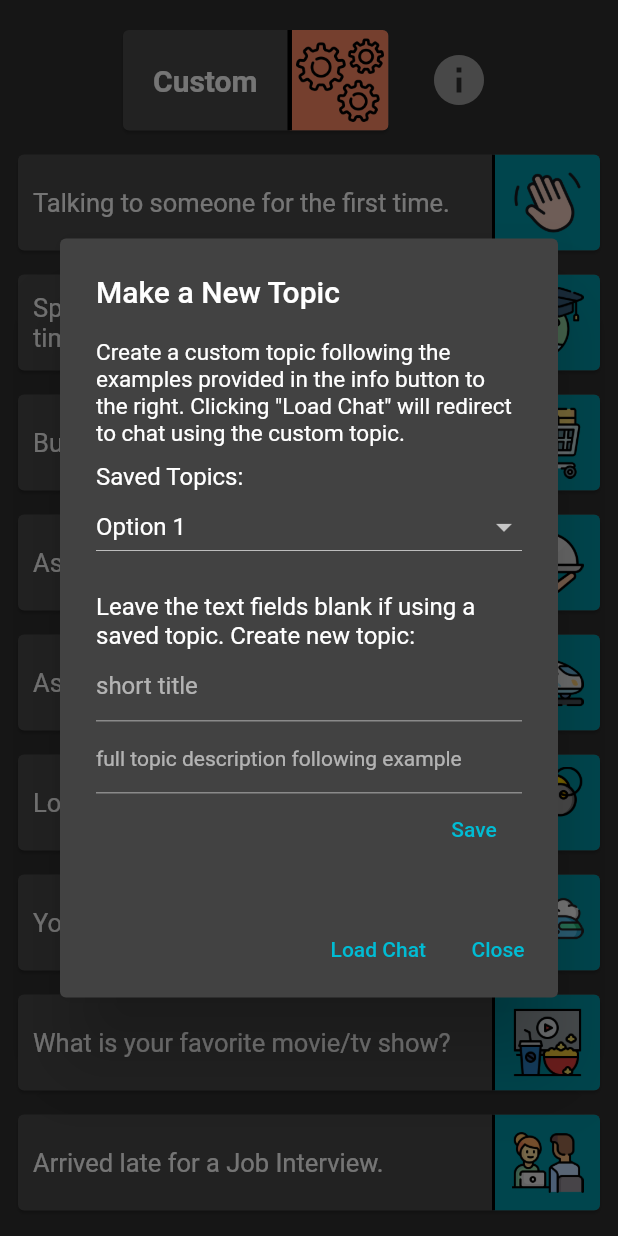
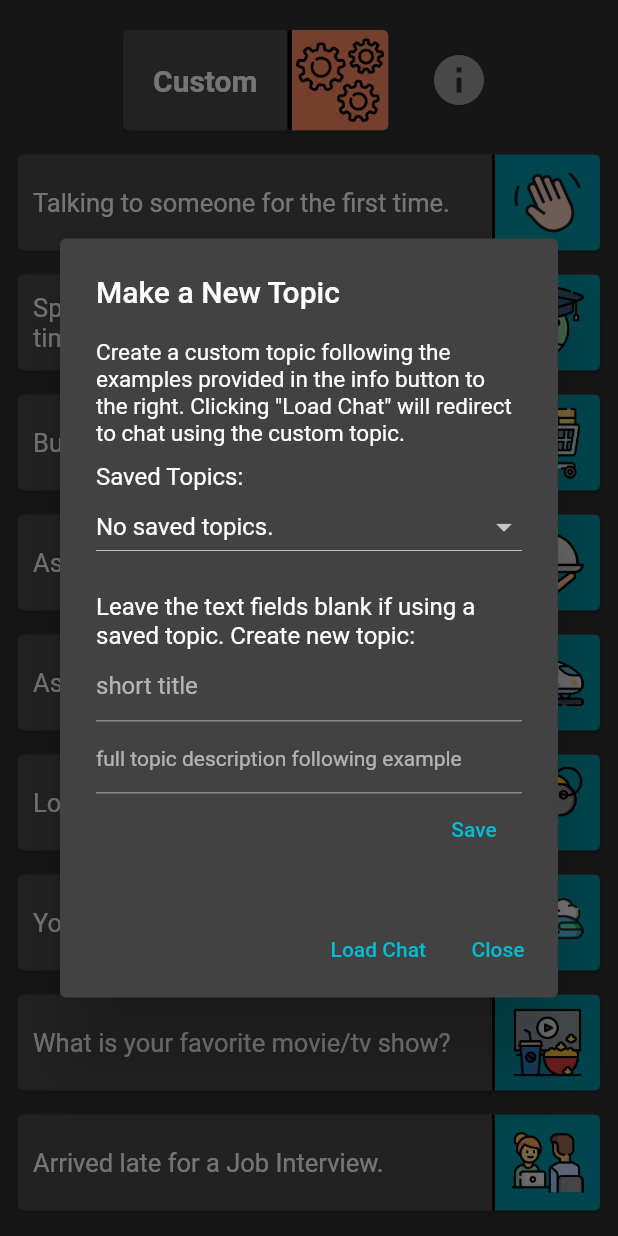
Before and after one commit to JiosHub/KaiwaAI, a Flutter app: the MenuPage widget shown alone on an empty page, opened directly, after a tap on "Custom", on a phone screen of 412 x 824 dp. Run offline on Flutter 3.47's test engine with Material 2 defaults, Android fonts, the phone set to English and light mode, and no system bars; our stand-ins replace cloud_firestore, cloud_functions, device_info, firebase_auth, firebase_core, flutter_chat_ui and 6 more; missing offline and left inert: flutter_inapp_purchase; accounts and stored records are empty; Roboto replaces fonts that are missing (Poppins).

Commit message:
custom topic load method

```diff
--- a/lib/pages/menu.dart
+++ b/lib/pages/menu.dart
@@ -18,13 +18,44 @@ class MenuPage extends StatefulWidget {
 
 class _MenuPageState extends State<MenuPage> {
   late List<Map<String, String>> topics = [];
-  String selectedTopic = 'Option 1';
+  List<String> savedTopicNames = [];
+  String selectedCustomTopic = 'No saved topics.';
+  List<String> savedTopicTitles = [];
+  List<String> savedTopicDesc = [];
   late String selectedLanguage;
 
   @override
   void initState() {
     super.initState();
+    _loadCustomTopics();
     topics = getTopics();
+  }
+
+  _loadCustomTopics() async {
+    SharedPreferences prefs = await SharedPreferences.getInstance();
+    List<String> fullTopics = prefs.getStringList('savedTopics') ?? ["No saved topics."];
+    if (fullTopics[0] != "No saved topics.") {
+      for (String topic in fullTopics) {
+        List<String> parts = topic.split('|||');
+        if (parts.length == 3) {  // Ensure there are exactly 3 parts
+          savedTopicNames.add(parts[0]);
+          savedTopicTitles.add(parts[1]);
+          savedTopicDesc.add(parts[2]);
+        }
+      }
+      selectedCustomTopic = savedTopicNames[0];
+    } else {
+      savedTopicNames = [fullTopics[0]];
+    }
+    print("selectedCustomTopic"+selectedCustomTopic);
+    print("savedTopicNames"+savedTopicNames[0]);
+  }
+
+  void _saveTopic(String topic) async {
+    SharedPreferences prefs = await SharedPreferences.getInstance();
+    List<String> existingList = prefs.getStringList('savedTopics') ?? [];
+    existingList.add(topic);
+    prefs.setStringList('savedTopics', existingList);
   }
 
   void _selectTopic(int index) async {
@@ -80,12 +111,12 @@ class _MenuPageState extends State<MenuPage> {
                               alignment: Alignment.centerRight,
                               child: DropdownButton<String>(
                                 isExpanded: true,
-                                value: selectedTopic,
+                                value: selectedCustomTopic,
                                 onChanged: (String? selection) {
                                   // Update the state accordingly
-                                  selectedTopic = selection!;
+                                  selectedCustomTopic = selection!;
                                 },
-                                items: <String>['Option 1', 'Option 2', 'Option 3']
+                                items: savedTopicNames
                                   .map<DropdownMenuItem<String>>((String value) {
                                     return DropdownMenuItem<String>(
                                       value: value,
--- a/lib/pages/profile.dart
+++ b/lib/pages/profile.dart
@@ -154,7 +154,7 @@ class _ProfilePageState extends State<ProfilePage> {
                     Expanded(
                       child: Autocomplete<String>(
                         optionsBuilder: (TextEditingValue textEditingValue) {
-                          return ["English", "Japanese", "Korean", "Spanish", "French", "German", "Swedish","Italian", "Russian", "Dutch", "Danish", "Portuguese","Chinese (Simplified)", "Arabic"].where((String option) {
+                          return ["Japanese", "Spanish", "French", "German", "Swedish","Italian", "Russian", "Dutch", "Danish", "Portuguese", "Korean", "Chinese (Simplified)", "Arabic"].where((String option) {
                             return option.contains(textEditingValue.text.toLowerCase());
                           });
                         },
```
